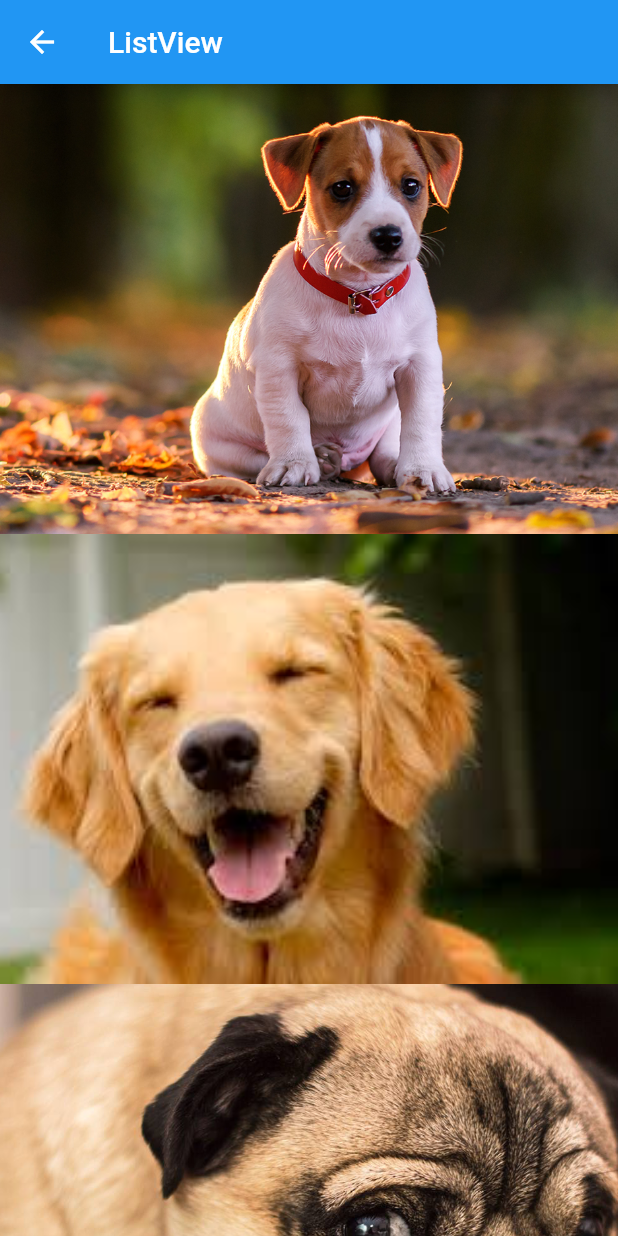
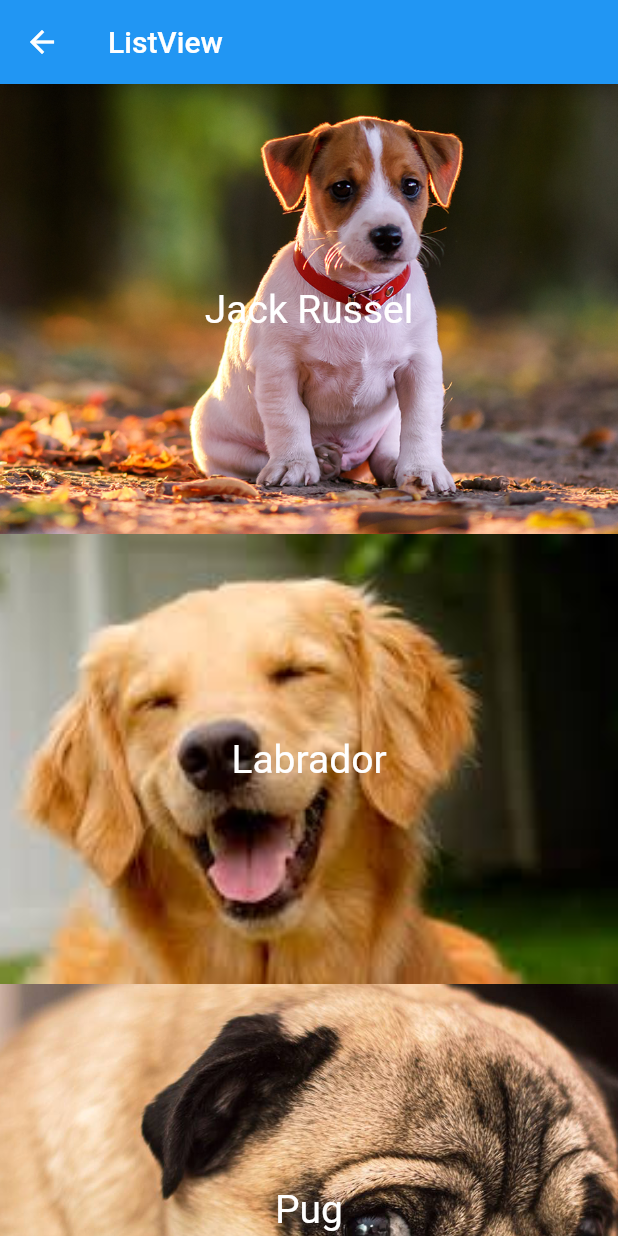
Before and after one commit to rodrigosa/FlutterHelloWorld, a Flutter app: the HelloListView screen opened directly, on a phone screen of 412 x 824 dp. Run offline on Flutter 3.47's test engine with Material 2 defaults, Android fonts, the phone set to English and light mode, and no system bars.

Commit message:
Stack Align

```diff
--- a/lib/pages/hello_listview.dart
+++ b/lib/pages/hello_listview.dart
@@ -1,6 +1,6 @@
 import 'package:flutter/material.dart';
 
-class Dog{
+class Dog {
   String nome;
   String foto;
 
@@ -32,7 +32,21 @@ class HelloListView extends StatelessWidget {
       itemExtent: 300,
       itemBuilder: (context, index) {
         Dog dog = dogs[index];
-        return _img(dog.foto);
+        return Stack(
+          fit: StackFit.expand,
+
+          /// Pode-se usar também o SizedBox.expand()
+          children: [
+            _img(dog.foto), /// Nesta ordem a foto fica por baixo do nome
+            Container( /// Ao inv[es de Container pode-se usar também o widget Align, porém o Container possui mais recursos
+              alignment: Alignment.center,
+              child: Text(
+                dog.nome,
+                style: TextStyle(fontSize: 26, color: Colors.white),
+              ),
+            ),
+          ],
+        );
       },
     );
   }
```
